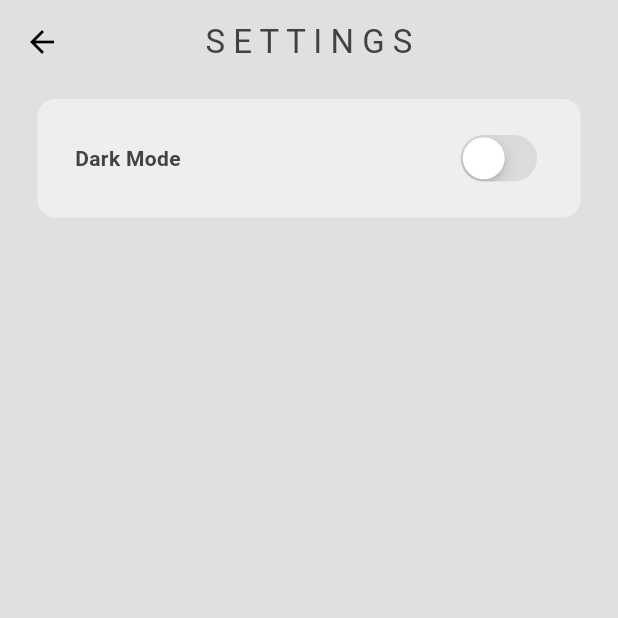
After one commit to NaufalRozan/Minimal_Login_App, a Flutter app: the SettingsPage screen opened directly, on a phone screen of 412 x 824 dp, the top half of it. The commit adds this screen. Run offline on Flutter 3.47's test engine with Material 3 defaults, Android fonts, the phone set to English and light mode, and no system bars; our stand-ins replace firebase_auth, firebase_core, google_sign_in; accounts and stored records are empty.

Commit message:
Menambahkan button toggle darkmode di settings

```diff
--- a/lib/main.dart
+++ b/lib/main.dart
@@ -1,7 +1,8 @@
 import 'package:flutter/material.dart';
 import 'package:minimal_login_app/pages/auth_page.dart';
 import 'package:firebase_core/firebase_core.dart';
-import 'package:minimal_login_app/theme/theme.dart';
+import 'package:minimal_login_app/theme/theme_provider.dart';
+import 'package:provider/provider.dart';
 import 'firebase_options.dart';
 
 Future<void> main() async {
@@ -9,7 +10,14 @@ Future<void> main() async {
   await Firebase.initializeApp(
     options: DefaultFirebaseOptions.currentPlatform,
   );
-  runApp(const MyApp());
+  runApp(
+    MultiProvider(
+      providers: [
+        ChangeNotifierProvider(create: (context) => ThemeProvider()),
+      ],
+      child: const MyApp(),
+    ),
+  );
 }
 
 class MyApp extends StatelessWidget {
@@ -20,8 +28,7 @@ class MyApp extends StatelessWidget {
     return MaterialApp(
       debugShowCheckedModeBanner: false,
       home: AuthPage(),
-      theme: lightMode,
-      darkTheme: darkMode,
+      theme: Provider.of<ThemeProvider>(context).themeData,
     );
   }
 }
--- a/lib/pages/home_page.dart
+++ b/lib/pages/home_page.dart
@@ -1,5 +1,6 @@
 import 'package:firebase_auth/firebase_auth.dart';
 import 'package:flutter/material.dart';
+import 'package:minimal_login_app/pages/settings_page.dart';
 
 class HomePage extends StatelessWidget {
   HomePage({Key? key}) : super(key: key);
@@ -85,7 +86,7 @@ class HomePage extends StatelessWidget {
                   onTap: () {
                     Navigator.of(context).push(
                       MaterialPageRoute(
-                        builder: (context) => HomePage(),
+                        builder: (context) => SettingsPage(),
                       ),
                     );
                   },
--- /dev/null
+++ b/lib/pages/settings_page.dart
@@ -0,0 +1,48 @@
+import 'package:flutter/cupertino.dart';
+import 'package:flutter/material.dart';
+import 'package:minimal_login_app/theme/theme_provider.dart';
+import 'package:provider/provider.dart';
+
+class SettingsPage extends StatelessWidget {
+  const SettingsPage({Key? key}) : super(key: key);
+
+  @override
+  Widget build(BuildContext context) {
+    return Scaffold(
+      backgroundColor: Theme.of(context).colorScheme.background,
+      appBar: AppBar(
+        title: Text(
+          'S E T T I N G S',
+          style: TextStyle(color: Theme.of(context).colorScheme.inversePrimary),
+        ),
+        centerTitle: true,
+        backgroundColor: Theme.of(context).colorScheme.background,
+      ),
+      body: Container(
+        decoration: BoxDecoration(
+          color: Theme.of(context).colorScheme.primary,
+          borderRadius: BorderRadius.circular(12)
+        ),
+        padding: EdgeInsets.symmetric(vertical: 20, horizontal: 25),
+        margin: EdgeInsets.only(left: 25, right: 25, top: 10),
+        child: Row(
+          mainAxisAlignment: MainAxisAlignment.spaceBetween,
+          children: [
+            Text(
+              'Dark Mode',
+              style: TextStyle(
+                  fontWeight: FontWeight.bold,
+                  color: Theme.of(context).colorScheme.inversePrimary),
+            ),
+            CupertinoSwitch(
+              value: Provider.of<ThemeProvider>(context, listen: false).isDakMode,
+              onChanged: (value) =>
+                  Provider.of<ThemeProvider>(context, listen: false)
+                      .toggleTheme(),
+            ),
+          ],
+        ),
+      ),
+    );
+  }
+}
--- a/pubspec.yaml
+++ b/pubspec.yaml
@@ -38,6 +38,7 @@ dependencies:
   firebase_core: ^2.24.2
   firebase_auth: ^4.15.3
   google_sign_in: ^6.2.1
+  provider: ^6.1.1
 
 dev_dependencies:
   flutter_test:
```
Also changed, not shown: pubspec.lock.
